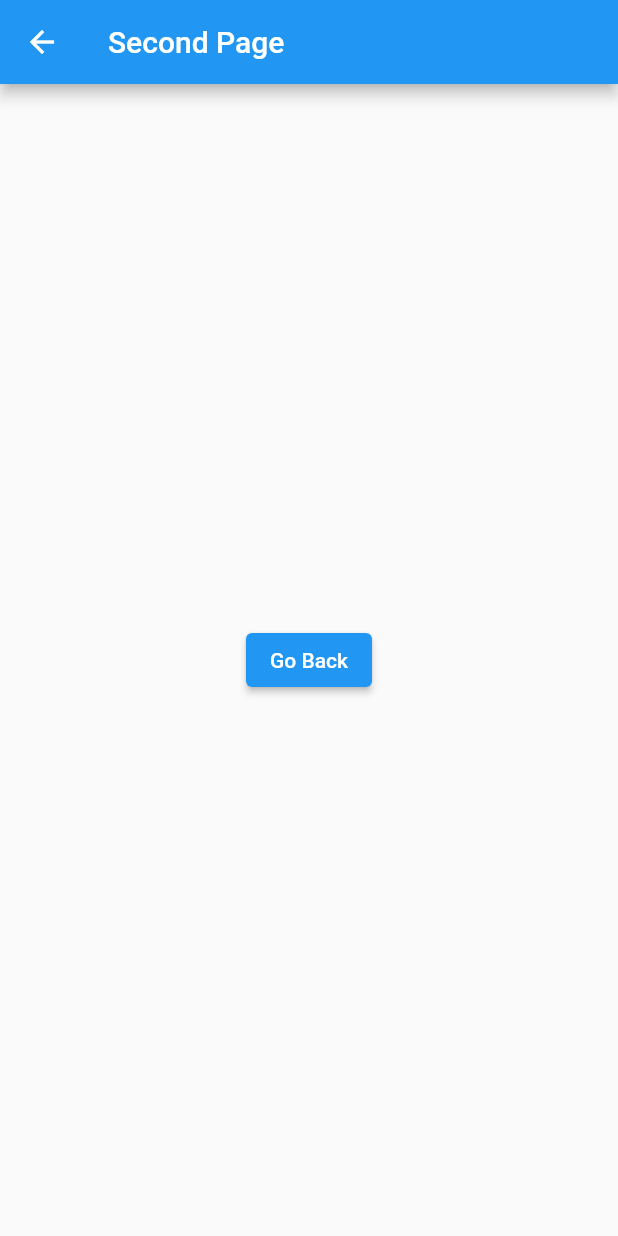
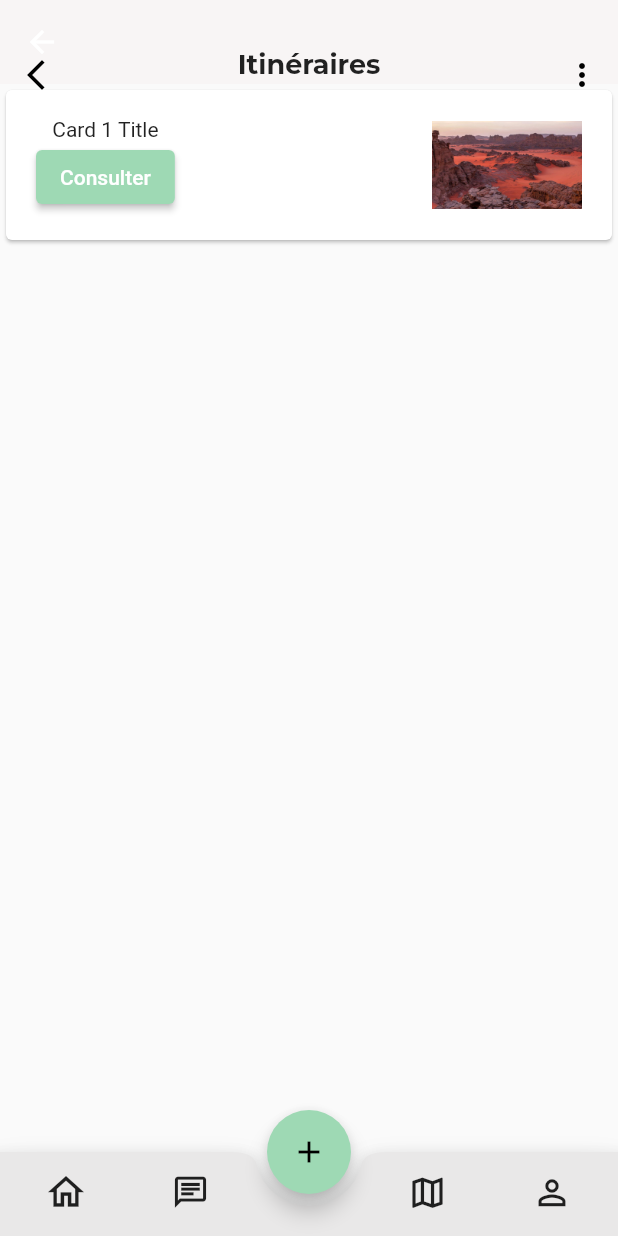
Before and after one commit to okeiiro/Jawla, a Flutter app: the SecondPage screen opened by its route, on a phone screen of 412 x 824 dp. Run offline on Flutter 3.47's test engine with Material 2 defaults, Android fonts, the phone set to English and light mode, and no system bars.

Commit message:
Added second page

```diff
--- a/lib/main.dart
+++ b/lib/main.dart
@@ -1,3 +1,4 @@
+import 'package:flutter/cupertino.dart';
 import 'package:flutter/material.dart';
 
 void main() => runApp(MaterialApp(home: MyApp(), routes: {
@@ -212,18 +213,137 @@ class _SecondPageState extends State<SecondPage> {
   @override
   Widget build(BuildContext context) {
     return Scaffold(
-      appBar: AppBar(
-        title: Text('Second Page'),
+      floatingActionButton: FloatingActionButton(
+        onPressed: () {
+          // Action for floating button
+          print('Floating Action Button Pressed');
+        },
+        child: Icon(Icons.add),
+        foregroundColor: Colors.black,
+        backgroundColor: Color.fromARGB(255, 158, 217, 180),
       ),
-      body: Center(
-        child: ElevatedButton(
-          onPressed: () {
-            // Navigate back to the previous page when the button is pressed
-            Navigator.pop(context);
-          },
-          child: Text('Go Back'),
+      floatingActionButtonLocation: FloatingActionButtonLocation.centerDocked,
+      bottomNavigationBar: BottomAppBar(
+        color: Color.fromARGB(255, 233, 232, 232),
+        shape: CircularNotchedRectangle(),
+        notchMargin: 8.0,
+        child: Container(
+          margin: EdgeInsets.fromLTRB(20, 3, 20, 5),
+          child: Row(
+            mainAxisAlignment: MainAxisAlignment.spaceBetween,
+            children: <Widget>[
+              IconButton(
+                icon: Icon(Icons.home_outlined),
+                iconSize: 29,
+
+                onPressed: () {
+                  // _onItemTapped(0);
+                },
+                // color: _selectedIndex == 0 ? Colors.blue : Colors.grey,
+              ),
+              IconButton(
+                icon: Icon(Icons.chat_outlined),
+                iconSize: 25,
+                onPressed: () {
+                  //  _onItemTapped(1);
+                },
+                // color: _selectedIndex == 1 ? Colors.blue : Colors.grey,
+              ),
+              SizedBox(width: 40), // The empty space for the floating button
+              IconButton(
+                icon: Icon(Icons.map_outlined),
+                onPressed: () {
+                  Navigator.pushNamed(context, '/secondpage');
+                },
+                iconSize: 27,
+
+                //  color: _selectedIndex == 2 ? Colors.blue : Colors.grey,
+              ),
+              IconButton(
+                icon: Icon(Icons.person_outline),
+                onPressed: () {
+                  //   _onItemTapped(3);
+                },
+                iconSize: 27,
+
+                // color: _selectedIndex == 3 ? Colors.blue : Colors.grey,
+              ),
+            ],
+          ),
         ),
       ),
+      appBar: AppBar(
+        backgroundColor: Color.fromARGB(244, 248, 245, 245),
+        elevation: 0,
+        flexibleSpace: Container(
+          margin: EdgeInsets.fromLTRB(0, 30, 0, 0),
+          child: Row(
+            mainAxisAlignment: MainAxisAlignment.spaceBetween,
+            children: <Widget>[
+              IconButton(
+                icon: Icon(Icons.arrow_back_ios_new_outlined),
+                onPressed: () {
+                  Navigator.pop(context);
+                  // Action for back button
+                  print('Back button pressed');
+                },
+                color: Colors.black,
+              ),
+              Text(
+                'Itinéraires',
+                style: TextStyle(fontSize: 18, fontFamily: 'Montserrat'),
+              ),
+              Row(
+                children: <Widget>[
+                  IconButton(
+                    icon: Icon(Icons.more_vert_outlined),
+                    onPressed: () {
+                      // Action for more button
+                      print('More button pressed');
+                    },
+                    color: Colors.black,
+                  ),
+                ],
+              ),
+            ],
+          ),
+        ),
+      ),
+      body:
+          Column(mainAxisAlignment: MainAxisAlignment.spaceBetween, children: [
+        Card(
+          child: Row(
+              mainAxisAlignment: MainAxisAlignment.spaceBetween,
+              crossAxisAlignment: CrossAxisAlignment.center,
+              children: <Widget>[
+                Padding(
+                  padding: const EdgeInsets.only(left: 20.0),
+                  child: Column(
+                    children: [
+                      Text('Card 1 Title'),
+                      ElevatedButton(
+                        style: ElevatedButton.styleFrom(
+                          primary: Color.fromARGB(255, 158, 217, 180),
+                        ),
+                        onPressed: () {
+                          // Action for button 1
+                          print('Button 1 pressed');
+                        },
+                        child: Text('Consulter'),
+                      ),
+                    ],
+                  ),
+                ),
+                Padding(
+                  padding: const EdgeInsets.only(right: 20.0),
+                  child: Image(
+                      image: AssetImage('assets/image3.png'),
+                      width: 100.0,
+                      height: 100.0),
+                ),
+              ]),
+        ),
+      ]),
     );
   }
 }
```
